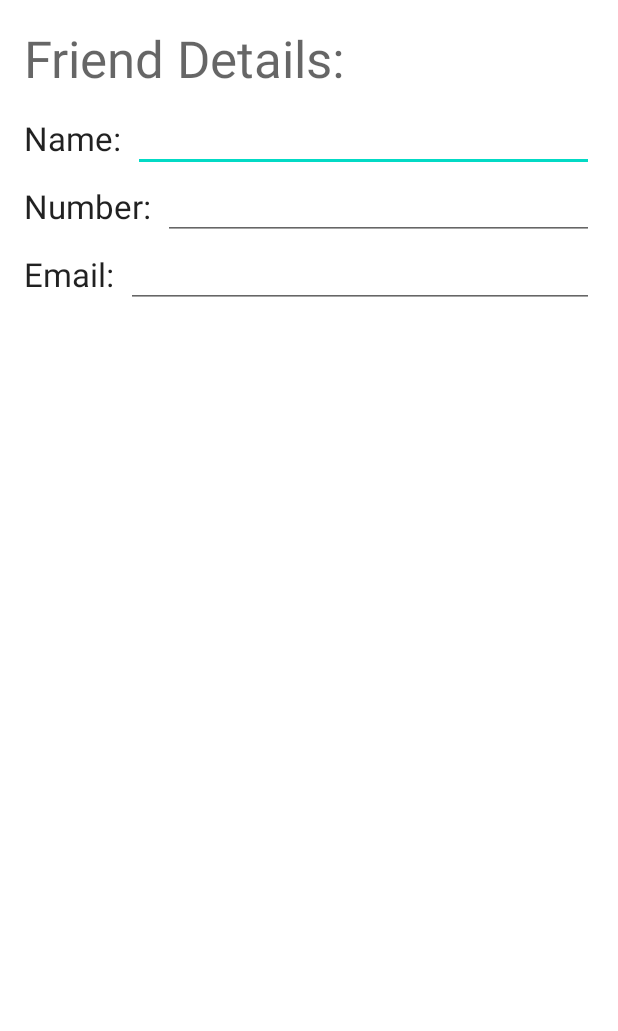
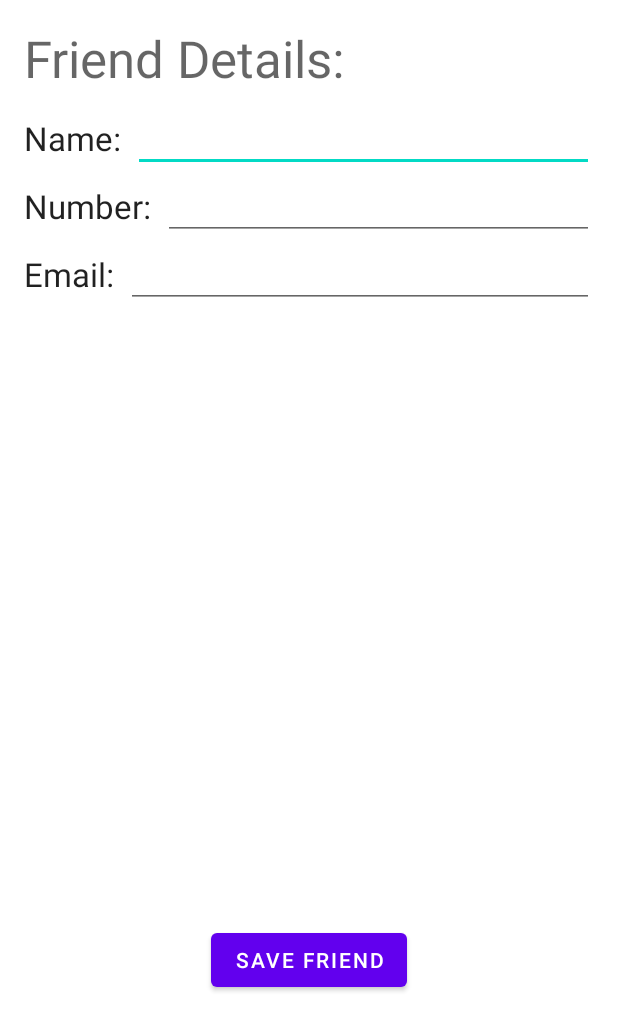
Before and after one commit to iNkidzy/InstantFriends, an Android app: the layout activity_details.xml on its own in the app's theme, with its tools: preview values and no code run, on a phone screen of 412 x 824 dp. Shown: the top 1031 px of the screen. Run offline under Robolectric (Android 15) with nearby library versions, the phone set to English and light mode, and no system bars; network calls fail.

Commit message:
details view functionality

```diff
--- a/app/src/main/AndroidManifest.xml
+++ b/app/src/main/AndroidManifest.xml
@@ -16,6 +16,7 @@
                 <category android:name="android.intent.category.LAUNCHER" />
             </intent-filter>
         </activity>
+        <activity android:name=".DetailsActivity"></activity>
     </application>
 
 </manifest>
--- a/app/src/main/res/layout/activity_details.xml
+++ b/app/src/main/res/layout/activity_details.xml
@@ -86,4 +86,64 @@
         app:layout_constraintEnd_toEndOf="parent"
         app:layout_constraintStart_toEndOf="@+id/textView4"
         app:layout_constraintTop_toBottomOf="@+id/numberField" />
+
+    <Button
+        android:id="@+id/callButton"
+        android:layout_width="wrap_content"
+        android:layout_height="wrap_content"
+        android:layout_marginStart="24dp"
+        android:layout_marginTop="16dp"
+        android:text="Button"
+        android:onClick="onClickCall"
+        app:layout_constraintStart_toStartOf="parent"
+        app:layout_constraintTop_toBottomOf="@+id/emailField"
+        android:visibility="gone"
+        />
+
+    <Button
+        android:id="@+id/messageButton"
+        android:layout_width="wrap_content"
+        android:layout_height="wrap_content"
+        android:text="Button"
+        android:onClick="onClickMessage"
+        app:layout_constraintBottom_toBottomOf="@+id/callButton"
+        app:layout_constraintEnd_toStartOf="@+id/emailButton"
+        app:layout_constraintStart_toEndOf="@+id/callButton"
+        app:layout_constraintTop_toTopOf="@+id/callButton"
+        android:visibility="gone"/>
+
+    <Button
+        android:id="@+id/emailButton"
+        android:layout_width="wrap_content"
+        android:layout_height="wrap_content"
+        android:layout_marginEnd="24dp"
+        android:text="Button"
+        android:onClick="onClickEmail"
+        app:layout_constraintBottom_toBottomOf="@+id/messageButton"
+        app:layout_constraintEnd_toEndOf="parent"
+        app:layout_constraintTop_toTopOf="@+id/messageButton"
+        android:visibility="gone"/>
+
+    <Button
+        android:id="@+id/saveFriend"
+        android:layout_width="wrap_content"
+        android:layout_height="wrap_content"
+        android:layout_marginBottom="160dp"
+        android:onClick="onClickSaveFriend"
+        android:text="Save Friend"
+        app:layout_constraintBottom_toBottomOf="parent"
+        app:layout_constraintEnd_toEndOf="parent"
+        app:layout_constraintStart_toStartOf="parent" />
+
+    <Button
+        android:id="@+id/deleteFriend"
+        android:layout_width="wrap_content"
+        android:layout_height="wrap_content"
+        android:layout_marginBottom="88dp"
+        android:onClick="onClickDeleteFriend"
+        android:text="Delete Friend"
+        app:layout_constraintBottom_toBottomOf="parent"
+        app:layout_constraintEnd_toEndOf="parent"
+        app:layout_constraintStart_toStartOf="parent"
+        android:visibility="gone"/>
 </androidx.constraintlayout.widget.ConstraintLayout>
```
Also changed, not shown: app/src/main/java/com/example/instantfriends/DetailsActivity.kt (added, +113 -0 lines), app/src/main/java/com/example/instantfriends/MainActivity.kt (+53 -0 lines), app/src/main/java/com/example/instantfriends/data/ObserveOnceExtension.kt (added, +14 -0 lines).
